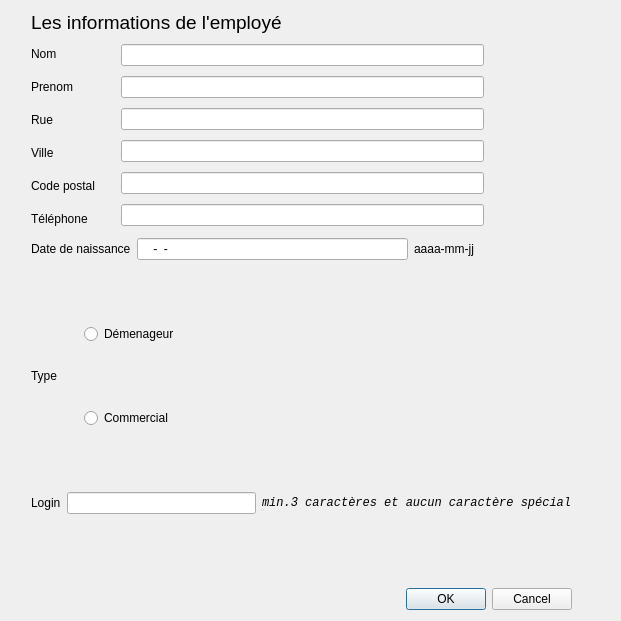
First picture: the form in CODE/dialogajouteremploye.ui, repository dervieuxC/gestionDemenagementCorrige, before the edit.
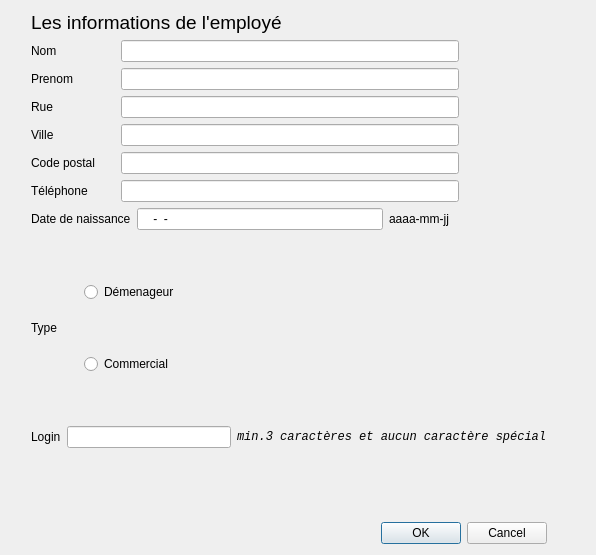
Second picture: the form after the edit.

The edit to the form file:
```diff
--- a/CODE/dialogajouteremploye.ui
+++ b/CODE/dialogajouteremploye.ui
@@ -6,8 +6,8 @@
    <rect>
     <x>0</x>
     <y>0</y>
-    <width>621</width>
-    <height>621</height>
+    <width>596</width>
+    <height>555</height>
    </rect>
   </property>
   <property name="windowTitle">
```
